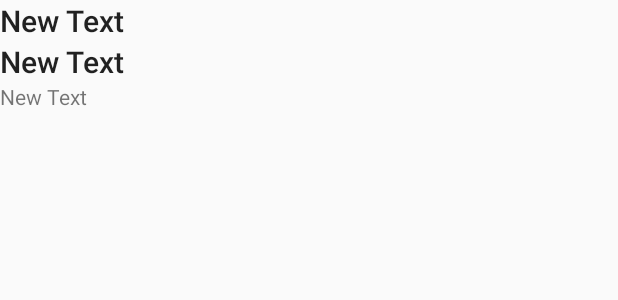
After one commit to lglmoura/ContatoSugar, an Android app: the layout llvcontato.xml on its own in the app's theme, with its tools: preview values and no code run, on a phone screen of 412 x 824 dp. The commit adds this screen. Shown: the top 300 px of the screen. Run offline under Robolectric (Android 15) with nearby library versions, the phone set to English and light mode, and no system bars.

Commit message:
Layout customizado e adapter

```diff
--- a/app/src/main/AndroidManifest.xml
+++ b/app/src/main/AndroidManifest.xml
@@ -25,7 +25,7 @@
         <activity android:name=".activity.ContatoActivity">
 
         </activity>
-        <activity android:name=".ContatoLVMainActivity">
+        <activity android:name=".activity.ContatoLVMainActivity">
             <intent-filter>
                 <action android:name="android.intent.action.MAIN" />
 
--- a/app/src/main/java/br/edu/iff/pooa20161/contatossugar/ContatoLVMainActivity.java
+++ b/app/src/main/java/br/edu/iff/pooa20161/contatossugar/activity/ContatoLVMainActivity.java
@@ -1,9 +1,11 @@
-package br.edu.iff.pooa20161.contatossugar;
+package br.edu.iff.pooa20161.contatossugar.activity;
 
 import android.support.v7.app.AppCompatActivity;
 import android.os.Bundle;
 import android.widget.ArrayAdapter;
 import android.widget.ListView;
+
+import br.edu.iff.pooa20161.contatossugar.R;
 
 public class ContatoLVMainActivity extends AppCompatActivity {
 
--- a/app/src/main/res/layout/activity_contato_lvmain.xml
+++ b/app/src/main/res/layout/activity_contato_lvmain.xml
@@ -7,7 +7,7 @@
     android:paddingLeft="@dimen/activity_horizontal_margin"
     android:paddingRight="@dimen/activity_horizontal_margin"
     android:paddingTop="@dimen/activity_vertical_margin"
-    tools:context="br.edu.iff.pooa20161.contatossugar.ContatoLVMainActivity">
+    tools:context=".activity.ContatoLVMainActivity">
 
     <TextView
         android:layout_width="wrap_content"
--- /dev/null
+++ b/app/src/main/res/layout/llvcontato.xml
@@ -0,0 +1,28 @@
+<?xml version="1.0" encoding="utf-8"?>
+<LinearLayout xmlns:android="http://schemas.android.com/apk/res/android"
+    android:orientation="vertical" android:layout_width="match_parent"
+    android:layout_height="match_parent">
+
+    <TextView
+        android:layout_width="wrap_content"
+        android:layout_height="wrap_content"
+        android:text="New Text"
+        android:id="@+id/tvllvNome"
+        android:textAppearance="@style/Base.TextAppearance.AppCompat.SearchResult.Title"/>
+    <TextView
+        android:layout_width="wrap_content"
+        android:layout_height="wrap_content"
+        android:text="New Text"
+        android:id="@+id/tvllvEmail"
+        android:textAppearance="@style/Base.TextAppearance.AppCompat.SearchResult.Title"/>/>
+
+    <TextView
+        android:layout_width="wrap_content"
+        android:layout_height="wrap_content"
+        android:text="New Text"
+        android:id="@+id/tvllvTelefone"
+        android:textAppearance="@style/Base.TextAppearance.AppCompat.Small"/>/>
+
+
+
+</LinearLayout>
```
Also changed, not shown: app/src/main/java/br/edu/iff/pooa20161/contatossugar/Adapter/ContatoAdapter.java (added, +46 -0 lines).
